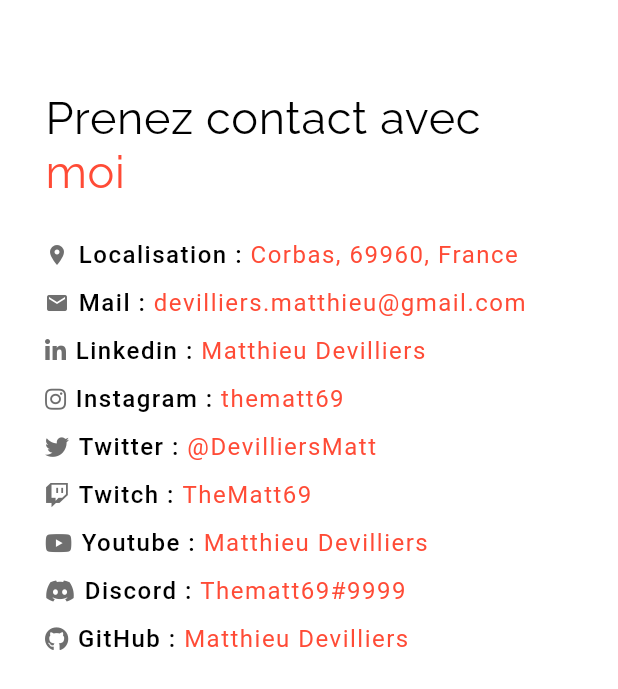
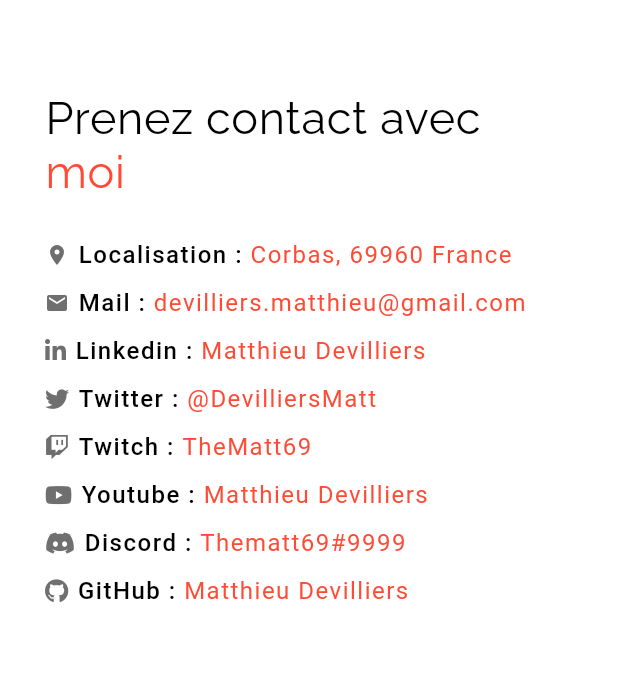
Before and after one commit to Thematt69/CV-online-V2, a Flutter app: the ContactSection widget shown alone on an empty page, opened directly, on a phone screen of 412 x 824 dp. Shown: the top 689 px of the screen. Run offline on Flutter 3.47's test engine with Material 2 defaults, Android fonts, the phone set to English and light mode, and no system bars; our stand-ins replace animated_text_kit, font_awesome_flutter, package_info_plus, url_strategy.

```diff
--- a/lib/constants/contents.dart
+++ b/lib/constants/contents.dart
@@ -286,7 +286,7 @@ List<Contact> listContacts = [
       size: 16,
     ),
     label: "Localisation",
-    name: "Corbas, 69960, France",
+    name: "Corbas, 69960 France",
     url: urlMaps,
   ),
   Contact(
@@ -319,16 +319,16 @@ List<Contact> listContacts = [
     name: 'Matthieu Devilliers',
     url: urlLinkedin,
   ),
-  Contact(
-    icon: const FaIcon(
-      FontAwesomeIcons.instagram,
-      color: greyDarkColor,
-      size: 16,
-    ),
-    label: "Instagram",
-    name: "thematt69",
-    url: urlInstagram,
-  ),
+  // Contact(
+  //   icon: const FaIcon(
+  //     FontAwesomeIcons.instagram,
+  //     color: greyDarkColor,
+  //     size: 16,
+  //   ),
+  //   label: "Instagram",
+  //   name: "thematt69",
+  //   url: urlInstagram,
+  // ),
   Contact(
     icon: const FaIcon(
       FontAwesomeIcons.twitter,
--- a/lib/main.dart
+++ b/lib/main.dart
@@ -162,7 +162,7 @@ class _MyHomePageState extends State<MyHomePage> with TickerProviderStateMixin {
             ContactSection(
               key: keyContact,
             ),
-            FooterSection(),
+            const FooterSection(),
           ],
         ),
       ),
--- a/lib/views/competence.dart
+++ b/lib/views/competence.dart
@@ -5,7 +5,7 @@ import 'package:cv_online_v2/widgets/custom_card.dart';
 import 'package:flutter/material.dart';
 
 class CompetenceSection extends StatelessWidget {
-  CompetenceSection({Key? key}) : super(key: key);
+  const CompetenceSection({Key? key}) : super(key: key);
 
   @override
   Widget build(BuildContext context) {
--- a/lib/views/contact.dart
+++ b/lib/views/contact.dart
@@ -6,7 +6,7 @@ import 'package:flutter/material.dart';
 import 'package:url_launcher/url_launcher.dart';
 
 class ContactSection extends StatelessWidget {
-  ContactSection({
+  const ContactSection({
     Key? key,
   }) : super(key: key);
 
--- a/lib/views/etudes.dart
+++ b/lib/views/etudes.dart
@@ -8,7 +8,7 @@ import 'package:intl/intl.dart';
 import '../responsive.dart';
 
 class EtudesSection extends StatefulWidget {
-  EtudesSection({
+  const EtudesSection({
     Key? key,
     required this.isShowDrawer,
   }) : super(key: key);
--- a/lib/views/header.dart
+++ b/lib/views/header.dart
@@ -7,7 +7,7 @@ import 'package:flutter/material.dart';
 import '../responsive.dart';
 
 class HeaderSection extends StatelessWidget {
-  HeaderSection({Key? key}) : super(key: key);
+  const HeaderSection({Key? key}) : super(key: key);
 
   @override
   Widget build(BuildContext context) {
--- a/lib/views/jobs.dart
+++ b/lib/views/jobs.dart
@@ -8,7 +8,7 @@ import 'package:intl/intl.dart';
 import '../responsive.dart';
 
 class JobsSection extends StatefulWidget {
-  JobsSection({
+  const JobsSection({
     Key? key,
     required this.isShowDrawer,
   }) : super(key: key);
--- a/lib/views/presentation.dart
+++ b/lib/views/presentation.dart
@@ -10,7 +10,7 @@ import 'package:flutter/material.dart';
 import 'package:url_launcher/url_launcher.dart';
 
 class PresentationSection extends StatelessWidget {
-  PresentationSection({
+  const PresentationSection({
     Key? key,
     required this.scrollController,
   }) : super(key: key);
--- a/lib/views/reallisation.dart
+++ b/lib/views/reallisation.dart
@@ -7,7 +7,7 @@ import 'package:flutter/material.dart';
 import '../responsive.dart';
 
 class RealisationSection extends StatefulWidget {
-  RealisationSection({
+  const RealisationSection({
     Key? key,
     required this.isShowDrawer,
   }) : super(key: key);
--- a/lib/views/recommandation.dart
+++ b/lib/views/recommandation.dart
@@ -6,7 +6,7 @@ import 'package:cv_online_v2/widgets/custom_card_recommandation_web.dart';
 import 'package:flutter/material.dart';
 
 class RecommandationSection extends StatefulWidget {
-  RecommandationSection({
+  const RecommandationSection({
     Key? key,
   }) : super(key: key);
 
@@ -31,7 +31,7 @@ class _RecommandationSectionState extends State<RecommandationSection> {
           horizontal: defaultPadding40,
           vertical: defaultPadding150,
         ),
-        child: Responsive(
+        child: const Responsive(
           desktop: CustomCardRecommandationWeb(),
           tablet: CustomCardRecommandationMobile(),
           mobile: CustomCardRecommandationMobile(),
--- a/lib/widgets/custom_card_recommandation_mobile.dart
+++ b/lib/widgets/custom_card_recommandation_mobile.dart
@@ -5,7 +5,7 @@ import 'package:cv_online_v2/responsive.dart';
 import 'package:flutter/material.dart';
 
 class CustomCardRecommandationMobile extends StatelessWidget {
-  CustomCardRecommandationMobile({
+  const CustomCardRecommandationMobile({
     Key? key,
   }) : super(key: key);
 
--- a/lib/widgets/custom_card_recommandation_web.dart
+++ b/lib/widgets/custom_card_recommandation_web.dart
@@ -4,7 +4,7 @@ import 'package:cv_online_v2/constants/sizes.dart';
 import 'package:flutter/material.dart';
 
 class CustomCardRecommandationWeb extends StatelessWidget {
-  CustomCardRecommandationWeb({
+  const CustomCardRecommandationWeb({
     Key? key,
   }) : super(key: key);
 
```
Also changed, not shown: analysis_options.yaml (+8 -6 lines), lib/views/footer.dart (+62 -4 lines), pubspec.yaml (+5 -4 lines).
